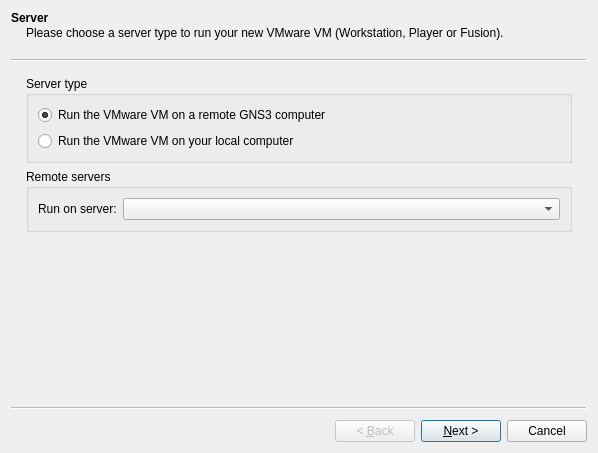
Above: gns3/modules/vmware/ui/vmware_vm_wizard.ui from GNS3/gns3-gui before the change. Below: the same form after it.
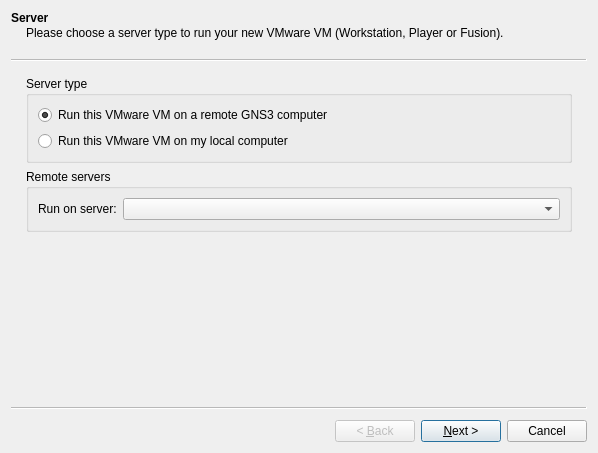
That is the form after the change.

The edit to the form file:
```diff
--- a/gns3/modules/vmware/ui/vmware_vm_wizard.ui
+++ b/gns3/modules/vmware/ui/vmware_vm_wizard.ui
@@ -33,7 +33,7 @@
        <item>
         <widget class="QRadioButton" name="uiRemoteRadioButton">
          <property name="text">
-          <string>Run the VMware VM on a remote GNS3 computer</string>
+          <string>Run this VMware VM on a remote GNS3 computer</string>
          </property>
          <property name="checked">
           <bool>true</bool>
@@ -43,7 +43,7 @@
        <item>
         <widget class="QRadioButton" name="uiLocalRadioButton">
          <property name="text">
-          <string>Run the VMware VM on your local computer</string>
+          <string>Run this VMware VM on my local computer</string>
          </property>
         </widget>
        </item>
```
